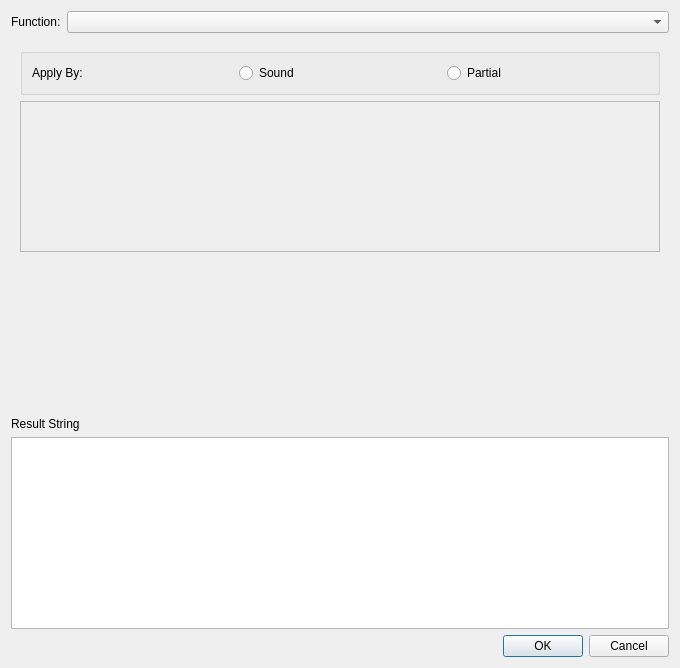
Qt form LASSIE/src/ui/FunctionGenerator.ui (passyur/DISSCO-2.2.0) before a commit.
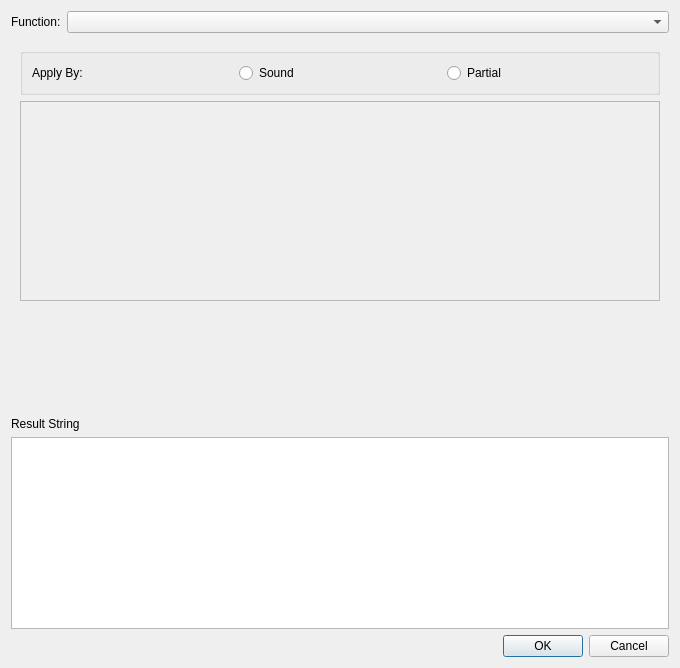
The same form after that commit. The open tabs and pages were chosen to show the change.

What changed in the file:
```diff
--- a/LASSIE/src/ui/FunctionGenerator.ui
+++ b/LASSIE/src/ui/FunctionGenerator.ui
@@ -1750,9 +1750,14 @@
         <item>
         <widget class="QScrollArea" name="revScrollWindow">
             <property name="widgetResizable"><bool>true</bool></property>
+            <property name="minimumSize"> <size><width>400</width><height>200</height></size></property>
             <widget class="QWidget" name="revScrollWindowContent">     
-                <layout class="QHBoxLayout" name="revScrollWindowLayout">    
-                    <!-- FunGenREVPartialAlignment.ui -->
+                <layout class="QVBoxLayout" name="revScrollWindowLayout">    
+                    <!-- REVChannel.hpp -->
+                    <item><spacer name="verticalSpacerRev">
+                        <property name="orientation"><enum>Qt::Vertical</enum></property>
+                        <property name="sizeHint" stdset="0"><size><width>5</width><height>5</height></size></property>
+                    </spacer></item>   
                 </layout>    
             </widget>
         </widget>
```
